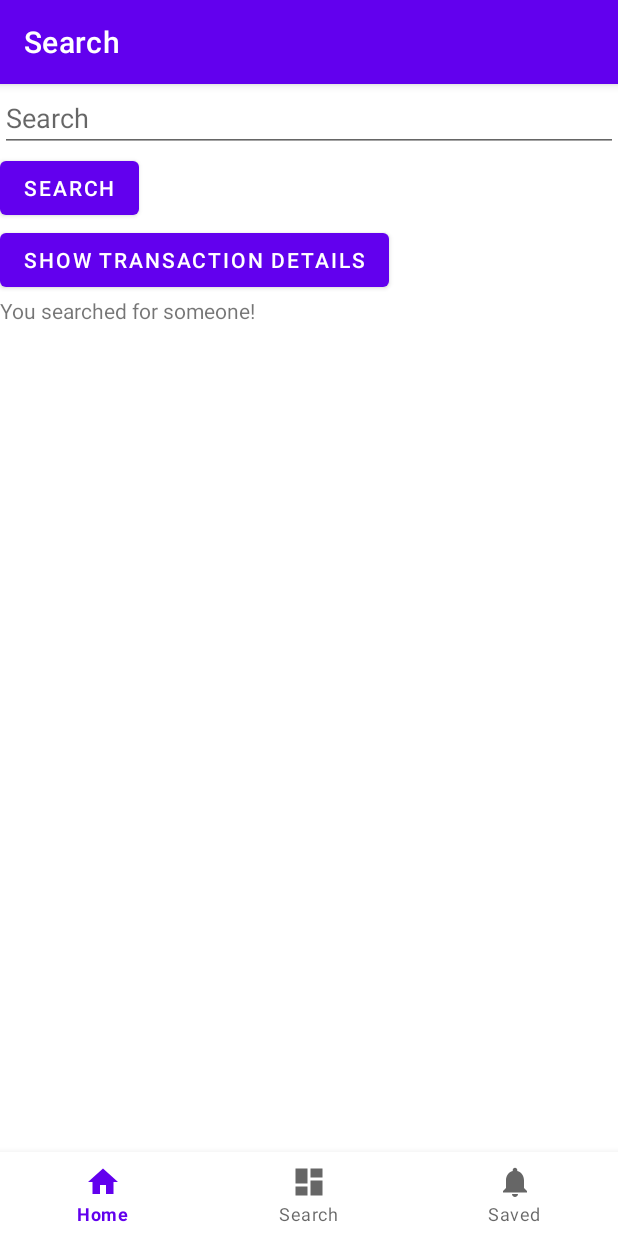
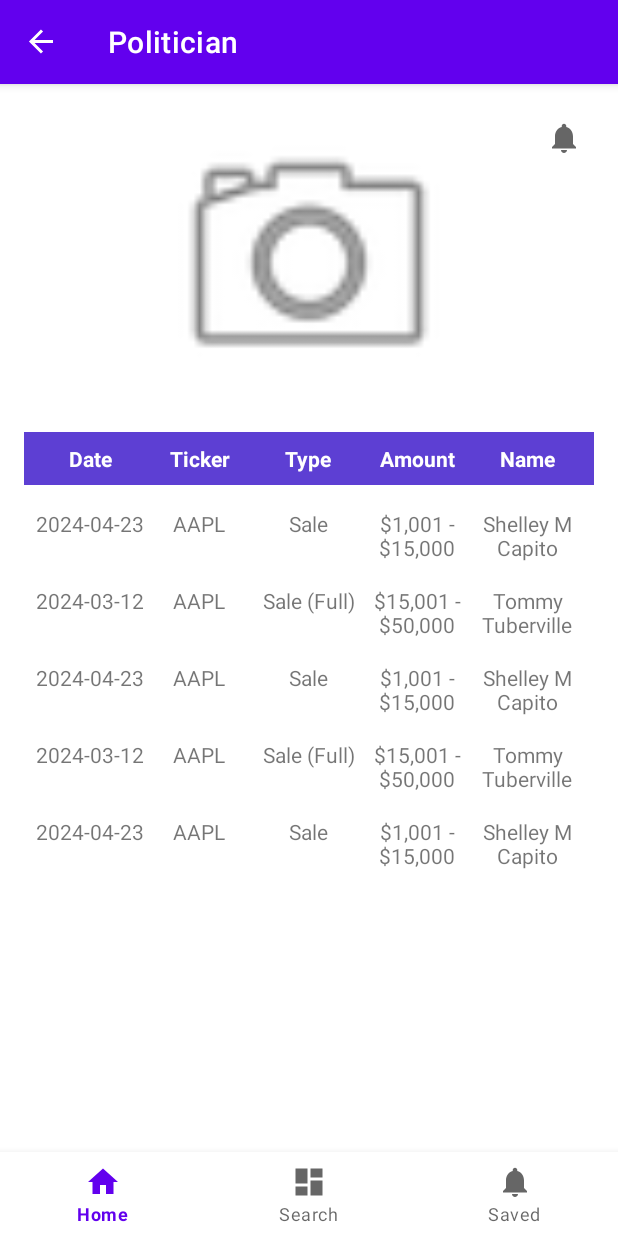
Before and after one commit to tao-luke/Stalk_Trade, an Android app: the SearchFragment screen opened through its navigation route, after a tap on "SEARCH", on a phone screen of 412 x 824 dp. Run offline under Robolectric (Android 15) with nearby library versions, the phone set to English and light mode, and no system bars; our stand-ins replace Firebase (no records; nobody signed in at launch, a user with empty details on screens opened directly), navigation-ui.

Commit message:
Added politician general page

```diff
--- /dev/null
+++ b/app/src/main/java/com/example/stalk/ui/politician/PoliticianFragment.kt
@@ -0,0 +1,84 @@
+package com.example.stalk.ui.politician
+
+import android.os.Bundle
+import android.view.*
+import androidx.fragment.app.Fragment
+import androidx.fragment.app.viewModels
+import androidx.recyclerview.widget.LinearLayoutManager
+import androidx.recyclerview.widget.RecyclerView
+import androidx.navigation.fragment.findNavController
+import com.example.stalk.R
+import com.example.stalk.databinding.FragmentPoliticianBinding
+import com.example.stalk.ui.overviewTable.TableAdapter
+import com.example.stalk.ui.overviewTable.TableRowData
+
+class PoliticianFragment : Fragment() {
+
+    private var _binding: FragmentPoliticianBinding? = null
+    private val binding get() = _binding!!
+    private val viewModel: PoliticianViewModel by viewModels()
+    private lateinit var tableRecyclerView: RecyclerView
+    private lateinit var tableAdapter: TableAdapter
+    private var tableData: MutableList<TableRowData> = mutableListOf()
+
+    override fun onCreateView(
+        inflater: LayoutInflater, container: ViewGroup?,
+        savedInstanceState: Bundle?
+    ): View {
+        _binding = FragmentPoliticianBinding.inflate(inflater, container, false)
+        setHasOptionsMenu(true) // Enable options menu to handle the up button
+        return binding.root
+    }
+
+    override fun onViewCreated(view: View, savedInstanceState: Bundle?) {
+        super.onViewCreated(view, savedInstanceState)
+
+        binding.notificationBell.setOnClickListener {
+            // Handle notification bell click
+        }
+
+        viewModel.tradeHistory.observe(viewLifecycleOwner) { tradeHistory ->
+            // Update the trade history table
+            //updateTradeHistoryTable(tradeHistory)
+        }
+
+        // Initialize RecyclerView
+        tableRecyclerView = binding.tradeHistoryRecyclerview
+        tableRecyclerView.layoutManager = LinearLayoutManager(requireContext())
+
+        // Prepare sample data
+        tableData.add(TableRowData("2024-04-23", "AAPL", "Sale", "$1,001 - $15,000", "Shelley M Capito"))
+        tableData.add(TableRowData("2024-03-12", "AAPL", "Sale (Full)", "$15,001 - $50,000", "Tommy Tuberville"))
+        tableData.add(TableRowData("2024-04-23", "AAPL", "Sale", "$1,001 - $15,000", "Shelley M Capito"))
+        tableData.add(TableRowData("2024-03-12", "AAPL", "Sale (Full)", "$15,001 - $50,000", "Tommy Tuberville"))
+        tableData.add(TableRowData("2024-04-23", "AAPL", "Sale", "$1,001 - $15,000", "Shelley M Capito"))
+
+        // Initialize and set adapter
+        tableAdapter = TableAdapter(tableData)
+        tableRecyclerView.adapter = tableAdapter
+
+        // Update the adapter with the sample data
+        tableAdapter.notifyDataSetChanged()
+    }
+
+    private fun updateTradeHistoryTable(tradeHistory: List<TableRowData>) {
+        tableData.clear()
+        tableData.addAll(tradeHistory)
+        tableAdapter.notifyDataSetChanged()
+    }
+
+    override fun onDestroyView() {
+        super.onDestroyView()
+        _binding = null
+    }
+
+    override fun onOptionsItemSelected(item: MenuItem): Boolean {
+        return when (item.itemId) {
+            android.R.id.home -> {
+                findNavController().navigate(R.id.navigation_search) // Navigate back to SearchFragment
+                true
+            }
+            else -> super.onOptionsItemSelected(item)
+        }
+    }
+}
--- /dev/null
+++ b/app/src/main/java/com/example/stalk/ui/politician/PoliticianViewModel.kt
@@ -0,0 +1,32 @@
+package com.example.stalk.ui.politician
+
+import androidx.lifecycle.LiveData
+import androidx.lifecycle.MutableLiveData
+import androidx.lifecycle.ViewModel
+
+class PoliticianViewModel : ViewModel() {
+
+    private val _tradeHistory = MutableLiveData<List<TradeHistoryItem>>()
+    val tradeHistory: LiveData<List<TradeHistoryItem>> get() = _tradeHistory
+
+    fun updateTradeHistory(newTradeHistory: List<TradeHistoryItem>) {
+        _tradeHistory.value = newTradeHistory
+    }
+
+    init {
+        // Load initial trade history data
+        loadTradeHistory()
+    }
+
+    private fun loadTradeHistory() {
+        // Mock data
+        val sampleTradeHistory = listOf(
+            TradeHistoryItem("2024-06-01", "Bought 100 shares of XYZ"),
+            TradeHistoryItem("2024-05-15", "Sold 50 shares of ABC"),
+            // Add more items as needed
+        )
+        _tradeHistory.value = sampleTradeHistory
+    }
+}
+
+data class TradeHistoryItem(val date: String, val description: String)
--- a/app/src/main/java/com/example/stalk/ui/search/SearchFragment.kt
+++ b/app/src/main/java/com/example/stalk/ui/search/SearchFragment.kt
@@ -14,6 +14,7 @@ import androidx.fragment.app.activityViewModels
 import androidx.lifecycle.Observer
 import androidx.lifecycle.ViewModelProvider
 import androidx.navigation.fragment.findNavController
+import com.example.stalk.R
 import com.example.stalk.databinding.FragmentSearchBinding
 import com.example.stalk.ui.viewmodel.NameViewModel
 import com.example.stalk.ui.viewmodel.SearchViewModel
@@ -75,6 +76,8 @@ class SearchFragment : Fragment() {
         // Handling the original search button click
         binding.buttonSearch.setOnClickListener {
             searchViewModel.updateText("You searched for someone!")
+            // Navigate to PoliticianFragment
+            findNavController().navigate(R.id.action_searchFragment_to_politicianFragment)
         }
 
         // Listen for text changes in the search bar
--- /dev/null
+++ b/app/src/main/res/layout/fragment_politician.xml
@@ -0,0 +1,100 @@
+<?xml version="1.0" encoding="utf-8"?>
+<androidx.constraintlayout.widget.ConstraintLayout xmlns:android="http://schemas.android.com/apk/res/android"
+    xmlns:app="http://schemas.android.com/apk/res-auto"
+    xmlns:tools="http://schemas.android.com/tools"
+    android:layout_width="match_parent"
+    android:layout_height="match_parent"
+    tools:context=".ui.politician.PoliticianFragment"
+    android:padding="16dp">
+
+    <ImageView
+        android:id="@+id/politician_picture"
+        android:layout_width="200dp"
+        android:layout_height="200dp"
+        android:scaleType="centerCrop"
+        android:src="@android:drawable/ic_menu_camera"
+        app:layout_constraintEnd_toEndOf="parent"
+        app:layout_constraintStart_toStartOf="parent"
+        app:layout_constraintTop_toTopOf="parent" />
+
+    <ImageButton
+        android:id="@+id/notification_bell"
+        android:layout_width="wrap_content"
+        android:layout_height="wrap_content"
+        android:background="?android:attr/selectableItemBackground"
+        android:contentDescription="@string/title_notifications"
+        android:padding="8dp"
+        android:src="@drawable/ic_notifications_black_24dp"
+        app:layout_constraintEnd_toEndOf="parent"
+        app:layout_constraintTop_toTopOf="parent"
+        app:tint="?attr/colorControlNormal" />
+
+    <!-- Column Headers -->
+    <LinearLayout
+        android:id="@+id/columnHeaders"
+        android:layout_width="0dp"
+        android:layout_height="wrap_content"
+        android:layout_marginTop="16dp"
+        android:orientation="horizontal"
+        android:padding="8dp"
+        android:background="#5D3FD3"
+        app:layout_constraintTop_toBottomOf="@id/politician_picture"
+        app:layout_constraintStart_toStartOf="parent"
+        app:layout_constraintEnd_toEndOf="parent">
+
+        <TextView
+            android:layout_width="0dp"
+            android:layout_height="wrap_content"
+            android:layout_weight="1"
+            android:text="@string/date"
+            android:textColor="@color/white"
+            android:textStyle="bold"
+            android:gravity="center" />
+
+        <TextView
+            android:layout_width="0dp"
+            android:layout_height="wrap_content"
+            android:layout_weight="1"
+            android:text="@string/ticker"
+            android:textColor="@color/white"
+            android:textStyle="bold"
+            android:gravity="center" />
+
+        <TextView
+            android:layout_width="0dp"
+            android:layout_height="wrap_content"
+            android:layout_weight="1"
+            android:text="@string/type"
+            android:textColor="@color/white"
+            android:textStyle="bold"
+            android:gravity="center" />
+
+        <TextView
+            android:layout_width="0dp"
+            android:layout_height="wrap_content"
+            android:layout_weight="1"
+            android:text="@string/amount"
+            android:textColor="@color/white"
+            android:textStyle="bold"
+            android:gravity="center" />
+
+        <TextView
+            android:layout_width="0dp"
+            android:layout_height="wrap_content"
+            android:layout_weight="1"
+            android:text="@string/name"
+            android:textColor="@color/white"
+            android:textStyle="bold"
+            android:gravity="center" />
+    </LinearLayout>
+
+    <androidx.recyclerview.widget.RecyclerView
+        android:id="@+id/trade_history_recyclerview"
+        android:layout_width="0dp"
+        android:layout_height="0dp"
+        app:layout_constraintTop_toBottomOf="@id/columnHeaders"
+        app:layout_constraintStart_toStartOf="parent"
+        app:layout_constraintEnd_toEndOf="parent"
+        app:layout_constraintBottom_toBottomOf="parent"
+        android:layout_marginTop="8dp"/>
+</androidx.constraintlayout.widget.ConstraintLayout>
--- a/app/src/main/res/navigation/mobile_navigation.xml
+++ b/app/src/main/res/navigation/mobile_navigation.xml
@@ -16,19 +16,19 @@
         android:label="@string/title_search"
         tools:layout="@layout/fragment_search">
         <action
-            android:id="@+id/action_navigation_search_to_transactionDetailsFragment"
-            app:destination="@id/transactionDetailsFragment" />
+            android:id="@+id/action_searchFragment_to_politicianFragment"
+            app:destination="@id/politicianFragment" />
     </fragment>
-
-    <fragment
-        android:id="@+id/navigation_saved"
-        android:name="com.example.stalk.ui.saved.SavedFragment"
-        android:label="@string/title_saved"
-        tools:layout="@layout/fragment_saved" />
 
     <fragment
         android:id="@+id/transactionDetailsFragment"
         android:name="com.example.stalk.ui.details.TransactionDetailsFragment"
         android:label="@string/title_transaction_details"
         tools:layout="@layout/fragment_transaction_details" />
+
+    <fragment
+        android:id="@+id/politicianFragment"
+        android:name="com.example.stalk.ui.politician.PoliticianFragment"
+        android:label="@string/title_politician"
+        tools:layout="@layout/fragment_politician" />
 </navigation>
--- a/app/src/main/res/values/strings.xml
+++ b/app/src/main/res/values/strings.xml
@@ -11,4 +11,5 @@
     <string name="title_saved">Saved</string>
     <string name="title_transaction_details">Transaction Details</string>
     <string name="back_button">Back</string>
+    <string name="title_politician">Politician</string>
 </resources>
```
Also changed, not shown: app/src/main/res/drawable/sample_politician.jpeg (added).
